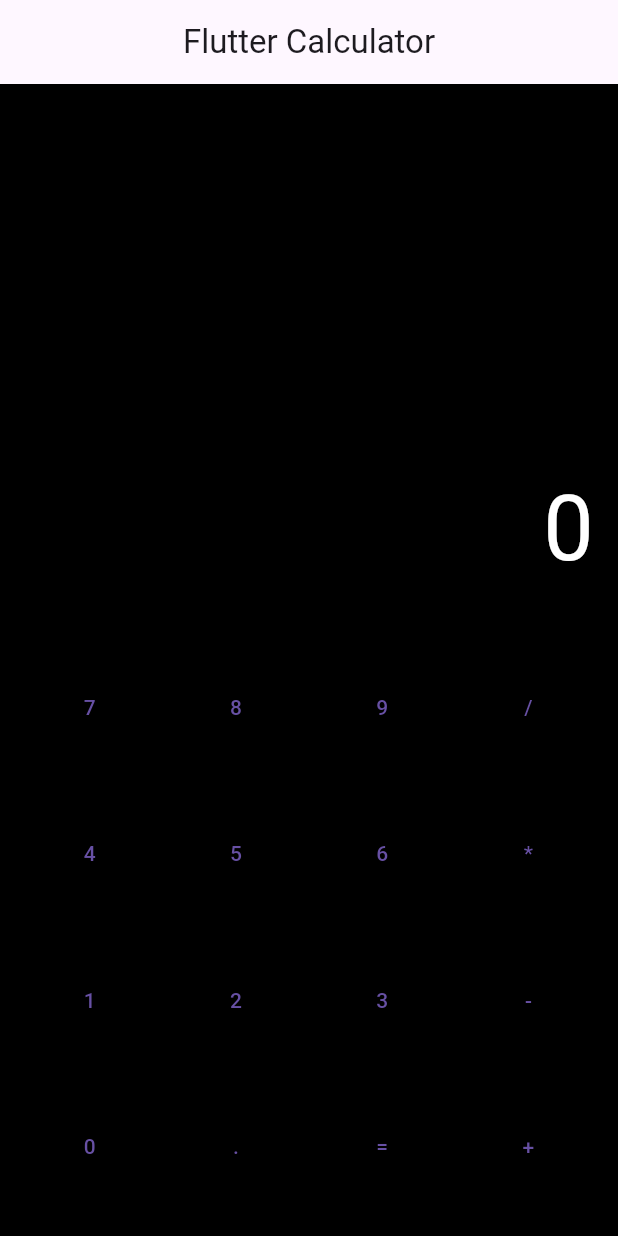
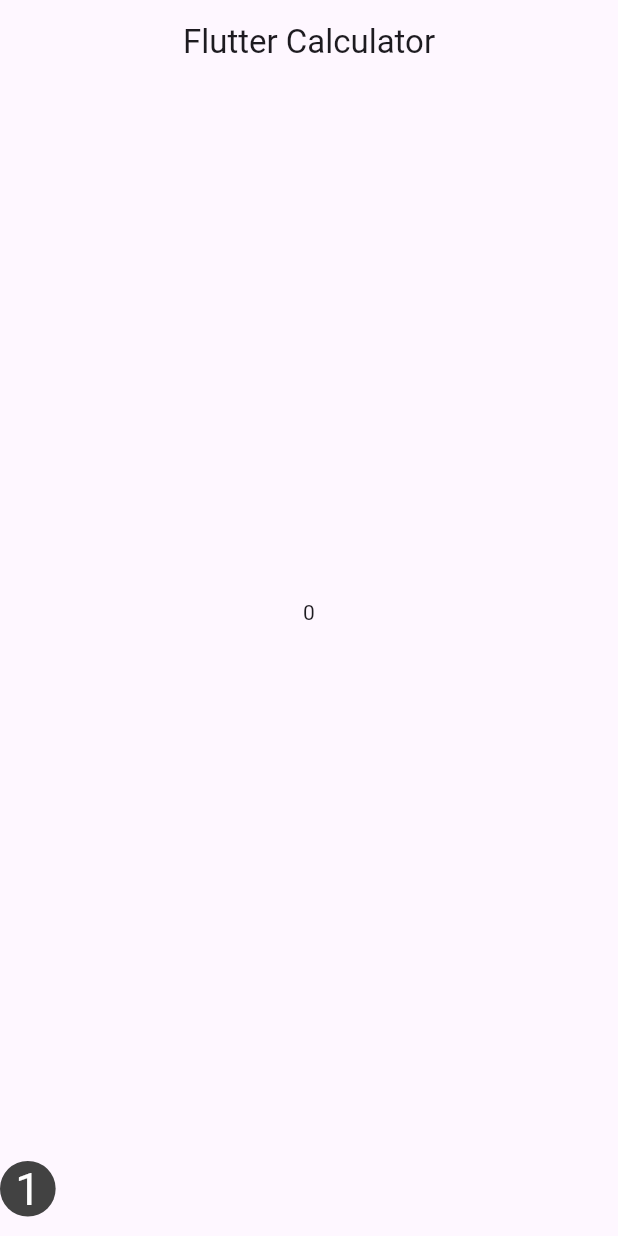
Before and after one commit to KaozhiChen/CalculatorApp, a Flutter app: the screen it shows after launch, on a phone screen of 412 x 824 dp. Run offline on Flutter 3.47's test engine with Material 3 defaults, Android fonts, the phone set to English and light mode, and no system bars.

Commit message:
Create ButtonWidget

```diff
--- /dev/null
+++ b/lib/button_widget.dart
@@ -0,0 +1,24 @@
+import 'package:flutter/material.dart';
+
+class ButtonWidget extends StatelessWidget {
+  final String label;
+
+  const ButtonWidget({required this.label, super.key});
+
+  @override
+  Widget build(BuildContext context) {
+    return GestureDetector(
+      child: Container(
+        padding: const EdgeInsets.all(10),
+        decoration:
+            BoxDecoration(color: Colors.grey[800], shape: BoxShape.circle),
+        child: Center(
+          child: Text(
+            label,
+            style: const TextStyle(color: Colors.white, fontSize: 30),
+          ),
+        ),
+      ),
+    );
+  }
+}
--- a/lib/index.dart
+++ b/lib/index.dart
@@ -1,4 +1,5 @@
 import 'package:flutter/material.dart';
+import 'package:flutter_calculator/button_widget.dart';
 
 class IndexPage extends StatefulWidget {
   const IndexPage({super.key});
@@ -8,58 +9,32 @@ class IndexPage extends StatefulWidget {
 }
 
 class _IndexPageState extends State<IndexPage> {
-  String Result = "0";
+  String result = "0";
 
   @override
   Widget build(BuildContext context) {
     return Scaffold(
-      backgroundColor: Colors.black,
+        //backgroundColor: Colors.black,
         appBar: AppBar(
           title: const Text('Flutter Calculator'),
           centerTitle: true,
         ),
-      body: Column(
-        mainAxisAlignment: MainAxisAlignment.end,
+        body: Container(
+          child: Column(
             children: [
               Expanded(
-            child: Container(
-              padding: const EdgeInsets.all(16),
-              alignment: Alignment.bottomRight,
-              child: Text(
-                Result,
-                style: const TextStyle(color: Colors.white, fontSize: 60),
+                  child: Center(
+                child: Text(result),
+              )),
+              Container(
+                child: const Center(
+                  child: const Row(
+                    children: [ButtonWidget(label: '1')],
                   ),
                 ),
-          ),
-          GridView.count(
-            crossAxisCount: 4, // 4 buttons per row
-            shrinkWrap: true,
-            physics: const NeverScrollableScrollPhysics(),
-            padding: const EdgeInsets.all(16),
-            mainAxisSpacing: 10,
-            crossAxisSpacing: 10,
-            children: [
-              TextButton(onPressed: () {}, child: const Text("7")),
-              TextButton(onPressed: () {}, child: const Text("8")),
-              TextButton(onPressed: () {}, child: const Text("9")),
-              TextButton(onPressed: () {}, child: const Text("/")),
-              TextButton(onPressed: () {}, child: const Text("4")),
-              TextButton(onPressed: () {}, child: const Text("5")),
-              TextButton(onPressed: () {}, child: const Text("6")),
-              TextButton(onPressed: () {}, child: const Text("*")),
-              TextButton(onPressed: () {}, child: const Text("1")),
-              TextButton(onPressed: () {}, child: const Text("2")),
-              TextButton(onPressed: () {}, child: const Text("3")),
-              TextButton(onPressed: () {}, child: const Text("-")),
-              TextButton(onPressed: () {}, child: const Text("0")),
-              TextButton(onPressed: () {}, child: const Text(".")),
-              TextButton(onPressed: () {}, child: const Text("=")),
-              TextButton(onPressed: () {}, child: const Text("+")),
-            ],
               )
             ],
           ),
-      // backgroundColor: Colors.black,
-    );
+        ));
   }
 }
```
Lines whose indentation alone changed are shown as unchanged.
